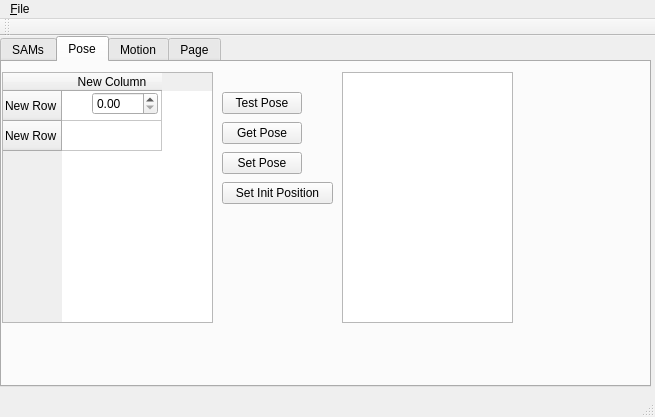
Above: main_sam_test.ui from NhatTanXT3/QtSAMtest before the change. Below: the same form after it.
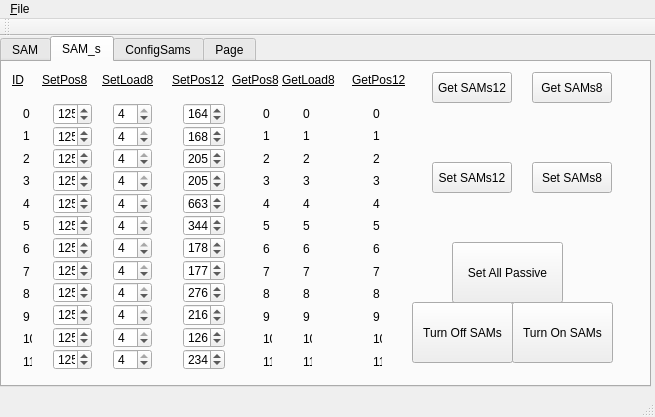
That is the form after the change. The open tabs and pages were chosen to show the change.

Patch:
```diff
--- a/main_sam_test.ui
+++ b/main_sam_test.ui
@@ -28,7 +28,7 @@
     </property>
     <widget class="QWidget" name="tab">
      <attribute name="title">
-      <string>SAMs</string>
+      <string>SAM</string>
      </attribute>
      <widget class="QPushButton" name="buttonTest">
       <property name="geometry">
@@ -521,109 +521,1121 @@
     </widget>
     <widget class="QWidget" name="tab_2">
      <attribute name="title">
-      <string>Pose</string>
+      <string>SAM_s</string>
      </attribute>
-     <widget class="QTableWidget" name="tableWidget">
-      <property name="geometry">
-       <rect>
-        <x>0</x>
-        <y>10</y>
-        <width>211</width>
-        <height>251</height>
-       </rect>
-      </property>
-      <row>
-       <property name="text">
-        <string>New Row</string>
-       </property>
-      </row>
-      <row>
-       <property name="text">
-        <string>New Row</string>
-       </property>
-      </row>
-      <column>
-       <property name="text">
-        <string>New Column</string>
-       </property>
-      </column>
-     </widget>
      <widget class="QPushButton" name="pushButton_3">
       <property name="geometry">
        <rect>
-        <x>220</x>
-        <y>90</y>
+        <x>430</x>
+        <y>10</y>
         <width>80</width>
-        <height>22</height>
+        <height>31</height>
        </rect>
       </property>
       <property name="text">
-       <string>Set Pose</string>
-      </property>
-     </widget>
-     <widget class="QPushButton" name="pushButton_4">
-      <property name="geometry">
-       <rect>
-        <x>220</x>
-        <y>30</y>
-        <width>80</width>
-        <height>22</height>
-       </rect>
-      </property>
-      <property name="text">
-       <string>Test Pose</string>
+       <string>Get SAMs12</string>
       </property>
      </widget>
      <widget class="QPushButton" name="pushButton_5">
       <property name="geometry">
        <rect>
-        <x>220</x>
-        <y>60</y>
+        <x>530</x>
+        <y>10</y>
         <width>80</width>
-        <height>22</height>
+        <height>31</height>
        </rect>
       </property>
       <property name="text">
-       <string>Get Pose</string>
+       <string>Get SAMs8</string>
       </property>
      </widget>
-     <widget class="QTableWidget" name="tableWidget_2">
+     <widget class="QWidget" name="verticalLayoutWidget_3">
       <property name="geometry">
        <rect>
-        <x>340</x>
+        <x>250</x>
+        <y>30</y>
+        <width>31</width>
+        <height>291</height>
+       </rect>
+      </property>
+      <layout class="QVBoxLayout" name="verticalLayout_3">
+       <property name="spacing">
+        <number>2</number>
+       </property>
+       <property name="sizeConstraint">
+        <enum>QLayout::SetNoConstraint</enum>
+       </property>
+       <item>
+        <widget class="QLabel" name="label_A_ID0_P8">
+         <property name="text">
+          <string>0</string>
+         </property>
+        </widget>
+       </item>
+       <item>
+        <widget class="QLabel" name="label_A_ID1_P8">
+         <property name="text">
+          <string>1</string>
+         </property>
+        </widget>
+       </item>
+       <item>
+        <widget class="QLabel" name="label_A_ID2_P8">
+         <property name="text">
+          <string>2</string>
+         </property>
+        </widget>
+       </item>
+       <item>
+        <widget class="QLabel" name="label_A_ID3_P8">
+         <property name="text">
+          <string>3</string>
+         </property>
+        </widget>
+       </item>
+       <item>
+        <widget class="QLabel" name="label_A_ID4_P8">
+         <property name="text">
+          <string>4</string>
+         </property>
+        </widget>
+       </item>
+       <item>
+        <widget class="QLabel" name="label_A_ID5_P8">
+         <property name="text">
+          <string>5</string>
+         </property>
+        </widget>
+       </item>
+       <item>
+        <widget class="QLabel" name="label_A_ID6_P8">
+         <property name="text">
+          <string>6</string>
+         </property>
+        </widget>
+       </item>
+       <item>
+        <widget class="QLabel" name="label_A_ID7_P8">
+         <property name="text">
+          <string>7</string>
+         </property>
+        </widget>
+       </item>
+       <item>
+        <widget class="QLabel" name="label_A_ID8_P8">
+         <property name="text">
+          <string>8</string>
+         </property>
+        </widget>
+       </item>
+       <item>
+        <widget class="QLabel" name="label_A_ID9_P8">
+         <property name="text">
+          <string>9</string>
+         </property>
+        </widget>
+       </item>
+       <item>
+        <widget class="QLabel" name="label_A_ID10_P8">
+         <property name="text">
+          <string>10</string>
+         </property>
+        </widget>
+       </item>
+       <item>
+        <widget class="QLabel" name="label_A_ID11_P8">
+         <property name="text">
+          <string>11</string>
+         </property>
+        </widget>
+       </item>
+      </layout>
+     </widget>
+     <widget class="QWidget" name="verticalLayoutWidget_2">
+      <property name="geometry">
+       <rect>
+        <x>10</x>
+        <y>30</y>
+        <width>31</width>
+        <height>291</height>
+       </rect>
+      </property>
+      <layout class="QVBoxLayout" name="verticalLayout_2">
+       <property name="spacing">
+        <number>2</number>
+       </property>
+       <property name="sizeConstraint">
+        <enum>QLayout::SetNoConstraint</enum>
+       </property>
+       <item>
+        <widget class="QLabel" name="label_28">
+         <property name="text">
+          <string>0</string>
+         </property>
+        </widget>
+       </item>
+       <item>
+        <widget class="QLabel" name="label_13">
+         <property name="text">
+          <string>1</string>
+         </property>
+        </widget>
+       </item>
+       <item>
+        <widget class="QLabel" name="label_8">
+         <property name="text">
+          <string>2</string>
+         </property>
+        </widget>
+       </item>
+       <item>
+        <widget class="QLabel" name="label_27">
+         <property name="text">
+          <string>3</string>
+         </property>
+        </widget>
+       </item>
+       <item>
+        <widget class="QLabel" name="label_7">
+         <property name="text">
+          <string>4</string>
+         </property>
+        </widget>
+       </item>
+       <item>
+        <widget class="QLabel" name="label_31">
+         <property name="text">
+          <string>5</string>
+         </property>
+        </widget>
+       </item>
+       <item>
+        <widget class="QLabel" name="label_32">
+         <property name="text">
+          <string>6</string>
+         </property>
+        </widget>
+       </item>
+       <item>
+        <widget class="QLabel" name="label_9">
+         <property name="text">
+          <string>7</string>
+         </property>
+        </widget>
+       </item>
+       <item>
+        <widget class="QLabel" name="label_30">
+         <property name="text">
+          <string>8</string>
+         </property>
+        </widget>
+       </item>
+       <item>
+        <widget class="QLabel" name="label_33">
+         <property name="text">
+          <string>9</string>
+         </property>
+        </widget>
+       </item>
+       <item>
+        <widget class="QLabel" name="label_29">
+         <property name="text">
+          <string>10</string>
+         </property>
+        </widget>
+       </item>
+       <item>
+        <widget class="QLabel" name="label_34">
+         <property name="text">
+          <string>11</string>
+         </property>
+        </widget>
+       </item>
+      </layout>
+     </widget>
+     <widget class="QWidget" name="verticalLayoutWidget">
+      <property name="geometry">
+       <rect>
+        <x>40</x>
+        <y>30</y>
+        <width>61</width>
+        <height>289</height>
+       </rect>
+      </property>
+      <layout class="QVBoxLayout" name="verticalLayout">
+       <property name="spacing">
+        <number>1</number>
+       </property>
+       <item>
+        <widget class="QSpinBox" name="spinBox_P_ID0">
+         <property name="minimum">
+          <number>1</number>
+         </property>
+         <property name="maximum">
+          <number>254</number>
+         </property>
+         <property name="value">
+          <number>125</number>
+         </property>
+        </widget>
+       </item>
+       <item>
+        <widget class="QSpinBox" name="spinBox_P_ID1">
+         <property name="minimum">
+          <number>1</number>
+         </property>
+         <property name="maximum">
+          <number>254</number>
+         </property>
+         <property name="value">
+          <number>125</number>
+         </property>
+        </widget>
+       </item>
+       <item>
+        <widget class="QSpinBox" name="spinBox_P_ID2">
+         <property name="minimum">
+          <number>1</number>
+         </property>
+         <property name="maximum">
+          <number>254</number>
+         </property>
+         <property name="value">
+          <number>125</number>
+         </property>
+        </widget>
+       </item>
+       <item>
+        <widget class="QSpinBox" name="spinBox_P_ID3">
+         <property name="minimum">
+          <number>1</number>
+         </property>
+         <property name="maximum">
+          <number>254</number>
+         </property>
+         <property name="value">
+          <number>125</number>
+         </property>
+        </widget>
+       </item>
+       <item>
+        <widget class="QSpinBox" name="spinBox_P_ID4">
+         <property name="minimum">
+          <number>1</number>
+         </property>
+         <property name="maximum">
+          <number>254</number>
+         </property>
+         <property name="value">
+          <number>125</number>
+         </property>
+        </widget>
+       </item>
+       <item>
+        <widget class="QSpinBox" name="spinBox_P_ID5">
+         <property name="minimum">
+          <number>1</number>
+         </property>
+         <property name="maximum">
+          <number>254</number>
+         </property>
+         <property name="value">
+          <number>125</number>
+         </property>
+        </widget>
+       </item>
+       <item>
+        <widget class="QSpinBox" name="spinBox_P_ID6">
+         <property name="minimum">
+          <number>1</number>
+         </property>
+         <property name="maximum">
+          <number>254</number>
+         </property>
+         <property name="value">
+          <number>125</number>
+         </property>
+        </widget>
+       </item>
+       <item>
+        <widget class="QSpinBox" name="spinBox_P_ID7">
+         <property name="minimum">
+          <number>1</number>
+         </property>
+         <property name="maximum">
+          <number>254</number>
+         </property>
+         <property name="value">
+          <number>125</number>
+         </property>
+        </widget>
+       </item>
+       <item>
+        <widget class="QSpinBox" name="spinBox_P_ID8">
+         <property name="minimum">
+          <number>1</number>
+         </property>
+         <property name="maximum">
+          <number>254</number>
+         </property>
+         <property name="value">
+          <number>125</number>
+         </property>
+        </widget>
+       </item>
+       <item>
+        <widget class="QSpinBox" name="spinBox_P_ID9">
+         <property name="minimum">
+          <number>1</number>
+         </property>
+         <property name="maximum">
+          <number>254</number>
+         </property>
+         <property name="value">
+          <number>125</number>
+         </property>
+        </widget>
+       </item>
+       <item>
+        <widget class="QSpinBox" name="spinBox_P_ID10">
+         <property name="minimum">
+          <number>1</number>
+         </property>
+         <property name="maximum">
+          <number>254</number>
+         </property>
+         <property name="value">
+          <number>125</number>
+         </property>
+        </widget>
+       </item>
+       <item>
+        <widget class="QSpinBox" name="spinBox_P_ID11">
+         <property name="minimum">
+          <number>1</number>
+         </property>
+         <property name="maximum">
+          <number>254</number>
+         </property>
+         <property name="value">
+          <number>125</number>
+         </property>
+        </widget>
+       </item>
+      </layout>
+     </widget>
+     <widget class="QLabel" name="label_47">
+      <property name="geometry">
+       <rect>
+        <x>10</x>
         <y>10</y>
-        <width>171</width>
-        <height>251</height>
+        <width>31</width>
+        <height>16</height>
        </rect>
       </property>
+      <property name="font">
+       <font>
+        <pointsize>9</pointsize>
+        <underline>true</underline>
+       </font>
+      </property>
+      <property name="text">
+       <string>ID</string>
+      </property>
      </widget>
-     <widget class="QPushButton" name="pushButton_6">
+     <widget class="QLabel" name="label_48">
       <property name="geometry">
        <rect>
-        <x>220</x>
-        <y>120</y>
+        <x>40</x>
+        <y>10</y>
+        <width>71</width>
+        <height>16</height>
+       </rect>
+      </property>
+      <property name="font">
+       <font>
+        <pointsize>9</pointsize>
+        <underline>true</underline>
+       </font>
+      </property>
+      <property name="text">
+       <string>SetPos8</string>
+      </property>
+     </widget>
+     <widget class="QWidget" name="verticalLayoutWidget_4">
+      <property name="geometry">
+       <rect>
+        <x>100</x>
+        <y>30</y>
+        <width>61</width>
+        <height>289</height>
+       </rect>
+      </property>
+      <layout class="QVBoxLayout" name="verticalLayout_4">
+       <property name="spacing">
+        <number>1</number>
+       </property>
+       <item>
+        <widget class="QSpinBox" name="spinBox_P_ID0_2">
+         <property name="maximum">
+          <number>4</number>
+         </property>
+         <property name="value">
+          <number>4</number>
+         </property>
+        </widget>
+       </item>
+       <item>
+        <widget class="QSpinBox" name="spinBox_P_ID1_2">
+         <property name="maximum">
+          <number>4</number>
+         </property>
+         <property name="value">
+          <number>4</number>
+         </property>
+        </widget>
+       </item>
+       <item>
+        <widget class="QSpinBox" name="spinBox_P_ID2_2">
+         <property name="maximum">
+          <number>4</number>
+         </property>
+         <property name="value">
+          <number>4</number>
+         </property>
+        </widget>
+       </item>
+       <item>
+        <widget class="QSpinBox" name="spinBox_P_ID3_2">
+         <property name="maximum">
+          <number>4</number>
+         </property>
+         <property name="value">
+          <number>4</number>
+         </property>
+        </widget>
+       </item>
+       <item>
+        <widget class="QSpinBox" name="spinBox_P_ID4_2">
+         <property name="maximum">
+          <number>4</number>
+         </property>
+         <property name="value">
+          <number>4</number>
+         </property>
+        </widget>
+       </item>
+       <item>
+        <widget class="QSpinBox" name="spinBox_P_ID5_2">
+         <property name="maximum">
+          <number>4</number>
+         </property>
+         <property name="value">
+          <number>4</number>
+         </property>
+        </widget>
+       </item>
+       <item>
+        <widget class="QSpinBox" name="spinBox_P_ID6_2">
+         <property name="maximum">
+          <number>4</number>
+         </property>
+         <property name="value">
+          <number>4</number>
+         </property>
+        </widget>
+       </item>
+       <item>
+        <widget class="QSpinBox" name="spinBox_P_ID7_2">
+         <property name="maximum">
+          <number>4</number>
+         </property>
+         <property name="value">
+          <number>4</number>
+         </property>
+        </widget>
+       </item>
+       <item>
+        <widget class="QSpinBox" name="spinBox_P_ID8_2">
+         <property name="maximum">
+          <number>4</number>
+         </property>
+         <property name="value">
+          <number>4</number>
+         </property>
+        </widget>
+       </item>
+       <item>
+        <widget class="QSpinBox" name="spinBox_P_ID9_2">
+         <property name="maximum">
+          <number>4</number>
+         </property>
+         <property name="value">
+          <number>4</number>
+         </property>
+        </widget>
+       </item>
+       <item>
+        <widget class="QSpinBox" name="spinBox_P_ID10_2">
+         <property name="maximum">
+          <number>4</number>
+         </property>
+         <property name="value">
+          <number>4</number>
+         </property>
+        </widget>
+       </item>
+       <item>
+        <widget class="QSpinBox" name="spinBox_P_ID11_2">
+         <property name="maximum">
+          <number>4</number>
+         </property>
+         <property name="value">
+          <number>4</number>
+         </property>
+        </widget>
+       </item>
+      </layout>
+     </widget>
+     <widget class="QLabel" name="label_49">
+      <property name="geometry">
+       <rect>
+        <x>170</x>
+        <y>10</y>
+        <width>61</width>
+        <height>16</height>
+       </rect>
+      </property>
+      <property name="font">
+       <font>
+        <pointsize>9</pointsize>
+        <underline>true</underline>
+       </font>
+      </property>
+      <property name="text">
+       <string>SetPos12</string>
+      </property>
+     </widget>
+     <widget class="QLabel" name="label_50">
+      <property name="geometry">
+       <rect>
+        <x>100</x>
+        <y>10</y>
+        <width>71</width>
+        <height>16</height>
+       </rect>
+      </property>
+      <property name="font">
+       <font>
+        <pointsize>9</pointsize>
+        <underline>true</underline>
+       </font>
+      </property>
+      <property name="text">
+       <string>SetLoad8</string>
+      </property>
+     </widget>
+     <widget class="QWidget" name="verticalLayoutWidget_5">
+      <property name="geometry">
+       <rect>
+        <x>170</x>
+        <y>30</y>
+        <width>64</width>
+        <height>289</height>
+       </rect>
+      </property>
+      <layout class="QVBoxLayout" name="verticalLayout_5">
+       <property name="spacing">
+        <number>1</number>
+       </property>
+       <item>
+        <widget class="QSpinBox" name="spinBox_P_ID0_3">
+         <property name="minimum">
+          <number>401</number>
+         </property>
+         <property name="maximum">
+          <number>3700</number>
+         </property>
+         <property name="value">
+          <number>1640</number>
+         </property>
+        </widget>
+       </item>
+       <item>
+        <widget class="QSpinBox" name="spinBox_P_ID1_3">
+         <property name="minimum">
+          <number>401</number>
+         </property>
+         <property name="maximum">
+          <number>3700</number>
+         </property>
+         <property name="value">
+          <number>1689</number>
+         </property>
+        </widget>
+       </item>
+       <item>
+        <widget class="QSpinBox" name="spinBox_P_ID2_3">
+         <property name="minimum">
+          <number>401</number>
+         </property>
+         <property name="maximum">
+          <number>3700</number>
+         </property>
+         <property name="value">
+          <number>2050</number>
+         </property>
+        </widget>
+       </item>
+       <item>
+        <widget class="QSpinBox" name="spinBox_P_ID3_3">
+         <property name="minimum">
+          <number>401</number>
+         </property>
+         <property name="maximum">
+          <number>3700</number>
+         </property>
+         <property name="value">
+          <number>2052</number>
+         </property>
+        </widget>
+       </item>
+       <item>
+        <widget class="QSpinBox" name="spinBox_P_ID4_3">
+         <property name="minimum">
+          <number>401</number>
+         </property>
+         <property name="maximum">
+          <number>3700</number>
+         </property>
+         <property name="value">
+          <number>663</number>
+         </property>
+        </widget>
+       </item>
+       <item>
+        <widget class="QSpinBox" name="spinBox_P_ID5_3">
+         <property name="minimum">
+          <number>401</number>
+         </property>
+         <property name="maximum">
+          <number>3700</number>
+         </property>
+         <property name="value">
+          <number>3446</number>
+         </property>
+        </widget>
+       </item>
+       <item>
+        <widget class="QSpinBox" name="spinBox_P_ID6_3">
+         <property name="minimum">
+          <number>401</number>
+         </property>
+         <property name="maximum">
+          <number>3700</number>
+         </property>
+         <property name="value">
+          <number>1787</number>
+         </property>
+        </widget>
+       </item>
+       <item>
+        <widget class="QSpinBox" name="spinBox_P_ID7_3">
+         <property name="minimum">
+          <number>401</number>
+         </property>
+         <property name="maximum">
+          <number>3700</number>
+         </property>
+         <property name="value">
+          <number>1774</number>
+         </property>
+        </widget>
+       </item>
+       <item>
+        <widget class="QSpinBox" name="spinBox_P_ID8_3">
+         <property name="minimum">
+          <number>401</number>
+         </property>
+         <property name="maximum">
+          <number>3700</number>
+         </property>
+         <property name="value">
+          <number>2761</number>
+         </property>
+        </widget>
+       </item>
+       <item>
+        <widget class="QSpinBox" name="spinBox_P_ID9_3">
+         <property name="minimum">
+          <number>401</number>
+         </property>
+         <property name="maximum">
+          <number>3700</number>
+         </property>
+         <property name="value">
+          <number>2163</number>
+         </property>
+        </widget>
+       </item>
+       <item>
+        <widget class="QSpinBox" name="spinBox_P_ID10_3">
+         <property name="minimum">
+          <number>401</number>
+         </property>
+         <property name="maximum">
+          <number>3700</number>
+         </property>
+         <property name="value">
+          <number>1260</number>
+         </property>
+        </widget>
+       </item>
+       <item>
+        <widget class="QSpinBox" name="spinBox_P_ID11_3">
+         <property name="minimum">
+          <number>401</number>
+         </property>
+         <property name="maximum">
+          <number>3700</number>
+         </property>
+         <property name="value">
+          <number>2341</number>
+         </property>
+        </widget>
+       </item>
+      </layout>
+     </widget>
+     <widget class="QLabel" name="label_51">
+      <property name="geometry">
+       <rect>
+        <x>230</x>
+        <y>10</y>
+        <width>71</width>
+        <height>16</height>
+       </rect>
+      </property>
+      <property name="font">
+       <font>
+        <pointsize>9</pointsize>
+        <underline>true</underline>
+       </font>
+      </property>
+      <property name="text">
+       <string>GetPos8</string>
+      </property>
+     </widget>
+     <widget class="QLabel" name="label_52">
+      <property name="geometry">
+       <rect>
+        <x>280</x>
+        <y>10</y>
+        <width>71</width>
+        <height>16</height>
+       </rect>
+      </property>
+      <property name="font">
+       <font>
+        <pointsize>9</pointsize>
+        <underline>true</underline>
+       </font>
+      </property>
+      <property name="text">
+       <string>GetLoad8</string>
+      </property>
+     </widget>
+     <widget class="QLabel" name="label_77">
+      <property name="geometry">
+       <rect>
+        <x>350</x>
+        <y>10</y>
+        <width>71</width>
+        <height>16</height>
+       </rect>
+      </property>
+      <property name="font">
+       <font>
+        <pointsize>9</pointsize>
+        <underline>true</underline>
+       </font>
+      </property>
+      <property name="text">
+       <string>GetPos12</string>
+      </property>
+     </widget>
+     <widget class="QPushButton" name="pushButton_setSAMs12">
+      <property name="geometry">
+       <rect>
+        <x>430</x>
+        <y>100</y>
+        <width>80</width>
+        <height>31</height>
+       </rect>
+      </property>
+      <property name="text">
+       <string>Set SAMs12</string>
+      </property>
+     </widget>
+     <widget class="QPushButton" name="pushButton_SetSAMs8">
+      <property name="geometry">
+       <rect>
+        <x>530</x>
+        <y>100</y>
+        <width>80</width>
+        <height>31</height>
+       </rect>
+      </property>
+      <property name="text">
+       <string>Set SAMs8</string>
+      </property>
+     </widget>
+     <widget class="QPushButton" name="pushButton_SetAllPassive">
+      <property name="geometry">
+       <rect>
+        <x>450</x>
+        <y>180</y>
         <width>111</width>
-        <height>22</height>
+        <height>61</height>
        </rect>
       </property>
       <property name="text">
-       <string>Set Init Position</string>
+       <string>Set All Passive</string>
       </property>
      </widget>
-     <widget class="QDoubleSpinBox" name="doubleSpinBox">
+     <widget class="QWidget" name="verticalLayoutWidget_6">
       <property name="geometry">
        <rect>
-        <x>90</x>
+        <x>290</x>
         <y>30</y>
-        <width>66</width>
-        <height>23</height>
+        <width>31</width>
+        <height>291</height>
        </rect>
+      </property>
+      <layout class="QVBoxLayout" name="verticalLayout_6">
+       <property name="spacing">
+        <number>2</number>
+       </property>
+       <property name="sizeConstraint">
+        <enum>QLayout::SetNoConstraint</enum>
+       </property>
+       <item>
+        <widget class="QLabel" name="label_A_ID0_L8">
+         <property name="text">
+          <string>0</string>
+         </property>
+        </widget>
+       </item>
+       <item>
+        <widget class="QLabel" name="label_A_ID1_L8">
+         <property name="text">
+          <string>1</string>
+         </property>
+        </widget>
+       </item>
+       <item>
+        <widget class="QLabel" name="label_A_ID2_L8">
+         <property name="text">
+          <string>2</string>
+         </property>
+        </widget>
+       </item>
+       <item>
+        <widget class="QLabel" name="label_A_ID3_L8">
+         <property name="text">
+          <string>3</string>
+         </property>
+        </widget>
+       </item>
+       <item>
+        <widget class="QLabel" name="label_A_ID4_L8">
+         <property name="text">
+          <string>4</string>
+         </property>
+        </widget>
+       </item>
+       <item>
+        <widget class="QLabel" name="label_A_ID5_L8">
+         <property name="text">
+          <string>5</string>
+         </property>
+        </widget>
+       </item>
+       <item>
+        <widget class="QLabel" name="label_A_ID6_L8">
+         <property name="text">
+          <string>6</string>
+         </property>
+        </widget>
+       </item>
+       <item>
+        <widget class="QLabel" name="label_A_ID7_L8">
+         <property name="text">
+          <string>7</string>
+         </property>
+        </widget>
+       </item>
+       <item>
+        <widget class="QLabel" name="label_A_ID8_L8">
+         <property name="text">
+          <string>8</string>
+         </property>
+        </widget>
+       </item>
+       <item>
+        <widget class="QLabel" name="label_A_ID9_L8">
+         <property name="text">
+          <string>9</string>
+         </property>
+        </widget>
+       </item>
+       <item>
+        <widget class="QLabel" name="label_A_ID10_L8">
+         <property name="text">
+          <string>10</string>
+         </property>
+        </widget>
+       </item>
+       <item>
+        <widget class="QLabel" name="label_A_ID11_L8">
+         <property name="text">
+          <string>11</string>
+         </property>
+        </widget>
+       </item>
+      </layout>
+     </widget>
+     <widget class="QWidget" name="verticalLayoutWidget_7">
+      <property name="geometry">
+       <rect>
+        <x>360</x>
+        <y>30</y>
+        <width>31</width>
+        <height>291</height>
+       </rect>
+      </property>
+      <layout class="QVBoxLayout" name="verticalLayout_7">
+       <property name="spacing">
+        <number>2</number>
+       </property>
+       <property name="sizeConstraint">
+        <enum>QLayout::SetNoConstraint</enum>
+       </property>
+       <item>
+        <widget class="QLabel" name="label_A_ID0_P12">
+         <property name="text">
+          <string>0</string>
+         </property>
+        </widget>
+       </item>
+       <item>
+        <widget class="QLabel" name="label_A_ID1_P12">
+         <property name="text">
+          <string>1</string>
+         </property>
+        </widget>
+       </item>
+       <item>
+        <widget class="QLabel" name="label_A_ID2_P12">
+         <property name="text">
+          <string>2</string>
+         </property>
+        </widget>
+       </item>
+       <item>
+        <widget class="QLabel" name="label_A_ID3_P12">
+         <property name="text">
+          <string>3</string>
+         </property>
+        </widget>
+       </item>
+       <item>
+        <widget class="QLabel" name="label_A_ID4_P12">
+         <property name="text">
+          <string>4</string>
+         </property>
+        </widget>
+       </item>
+       <item>
+        <widget class="QLabel" name="label_A_ID5_P12">
+         <property name="text">
+          <string>5</string>
+         </property>
+        </widget>
+       </item>
+       <item>
+        <widget class="QLabel" name="label_A_ID6_P12">
+         <property name="text">
+          <string>6</string>
+         </property>
+        </widget>
+       </item>
+       <item>
+        <widget class="QLabel" name="label_A_ID7_P12">
+         <property name="text">
+          <string>7</string>
+         </property>
+        </widget>
+       </item>
+       <item>
+        <widget class="QLabel" name="label_A_ID8_P12">
+         <property name="text">
+          <string>8</string>
+         </property>
+        </widget>
+       </item>
+       <item>
+        <widget class="QLabel" name="label_A_ID9_P12">
+         <property name="text">
+          <string>9</string>
+         </property>
+        </widget>
+       </item>
+       <item>
+        <widget class="QLabel" name="label_A_ID10_P12">
+         <property name="text">
+          <string>10</string>
+         </property>
+        </widget>
+       </item>
+       <item>
+        <widget class="QLabel" name="label_A_ID11_P12">
+         <property name="text">
+          <string>11</string>
+         </property>
+        </widget>
+       </item>
+      </layout>
+     </widget>
+     <widget class="QPushButton" name="pushButton_turnOffSams">
+      <property name="geometry">
+       <rect>
+        <x>410</x>
+        <y>240</y>
+        <width>101</width>
+        <height>61</height>
+       </rect>
+      </property>
+      <property name="text">
+       <string>Turn Off SAMs</string>
+      </property>
+     </widget>
+     <widget class="QPushButton" name="pushButton_turnOnSams">
+      <property name="geometry">
+       <rect>
+        <x>510</x>
+        <y>240</y>
+        <width>101</width>
+        <height>61</height>
+       </rect>
+      </property>
+      <property name="text">
+       <string>Turn On SAMs</string>
       </property>
      </widget>
     </widget>
     <widget class="QWidget" name="tab_3">
      <attribute name="title">
-      <string>Motion</string>
+      <string>ConfigSams</string>
      </attribute>
      <widget class="QPushButton" name="pushButton_7">
       <property name="geometry">
```
Left out of the diff: 1183 changed lines with no effect on the pictures.
